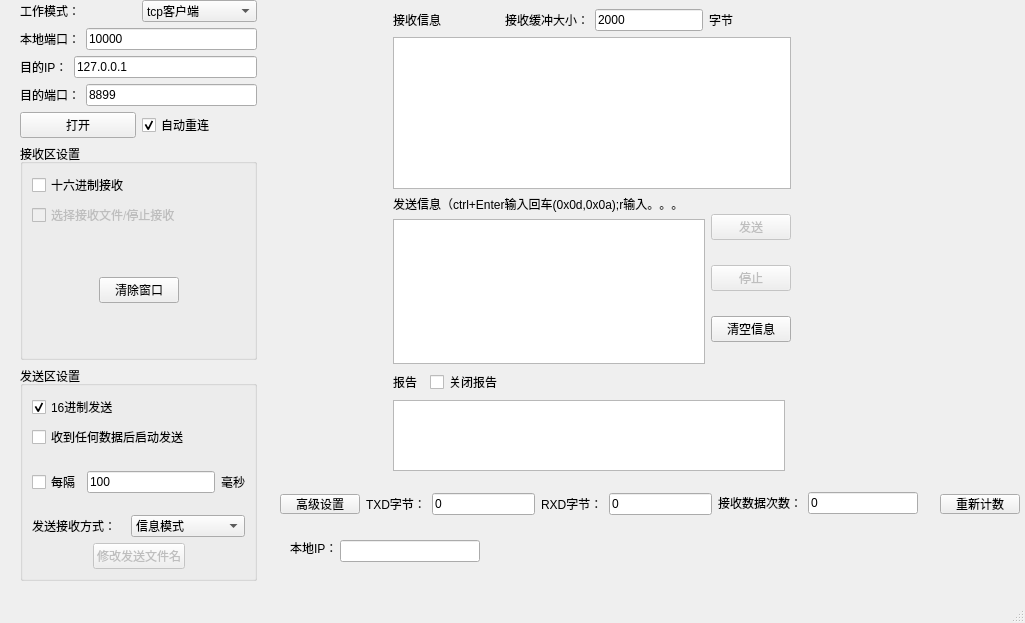
Above: mainwindow.ui from shx6/Qt_practice before the change. Below: the same form after it.
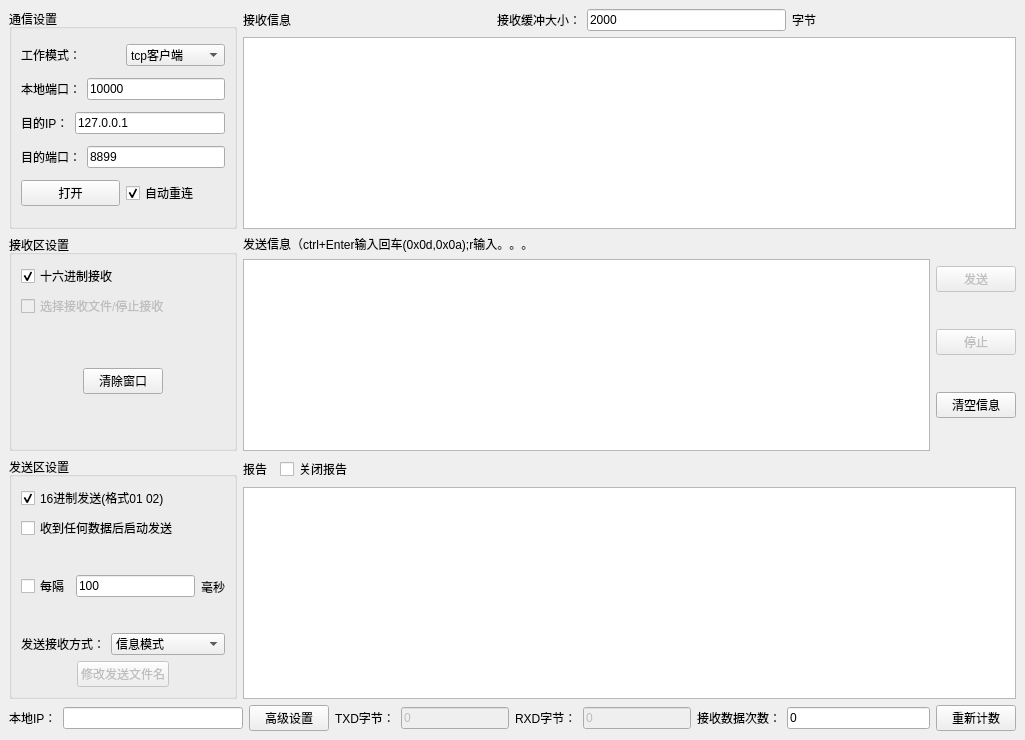
That is the form after the change.

Commit message: 完成页面。TCP的客户端与服务端的功能里信息模式完成。

Diff of the .ui file:
```diff
--- a/mainwindow.ui
+++ b/mainwindow.ui
@@ -7,22 +7,15 @@
     <x>0</x>
     <y>0</y>
     <width>1025</width>
-    <height>623</height>
+    <height>740</height>
    </rect>
   </property>
   <property name="windowTitle">
    <string>MainWindow</string>
   </property>
   <widget class="QWidget" name="centralwidget">
-   <widget class="QWidget" name="layoutWidget">
-    <property name="geometry">
-     <rect>
-      <x>393</x>
-      <y>9</y>
-      <width>398</width>
-      <height>180</height>
-     </rect>
-    </property>
+   <layout class="QGridLayout" name="gridLayout">
+    <item row="0" column="3" rowspan="2">
     <layout class="QVBoxLayout" name="verticalLayout_2">
      <item>
       <layout class="QHBoxLayout" name="horizontalLayout_6">
@@ -93,41 +86,101 @@
       </widget>
      </item>
     </layout>
-   </widget>
-   <widget class="QWidget" name="layoutWidget">
-    <property name="geometry">
-     <rect>
-      <x>393</x>
-      <y>370</y>
-      <width>392</width>
-      <height>101</height>
-     </rect>
-    </property>
-    <layout class="QVBoxLayout" name="verticalLayout_5">
+    </item>
+    <item row="5" column="1" colspan="2">
+     <widget class="QGroupBox" name="groupBox_2">
+      <property name="title">
+       <string>发送区设置</string>
+      </property>
+      <layout class="QVBoxLayout" name="verticalLayout_6">
+       <item>
+        <widget class="QCheckBox" name="sendHex">
+         <property name="text">
+          <string>16进制发送(格式01 02)</string>
+         </property>
+         <property name="checked">
+          <bool>true</bool>
+         </property>
+        </widget>
+       </item>
+       <item>
+        <widget class="QCheckBox" name="receiveAndReply">
+         <property name="text">
+          <string>收到任何数据后启动发送</string>
+         </property>
+         <property name="checkable">
+          <bool>true</bool>
+         </property>
+         <property name="checked">
+          <bool>false</bool>
+         </property>
+        </widget>
+       </item>
      <item>
-      <layout class="QHBoxLayout" name="horizontalLayout_7">
+        <layout class="QHBoxLayout" name="horizontalLayout_12">
        <item>
-        <widget class="QLabel" name="label_10">
+          <widget class="QCheckBox" name="sendGap">
          <property name="text">
-          <string>报告  </string>
-         </property>
+            <string>每隔</string>
+           </property>
+           <property name="checked">
+            <bool>false</bool>
+           </property>
         </widget>
        </item>
        <item>
-        <widget class="QCheckBox" name="closeReport">
+          <widget class="QLineEdit" name="sendGapTime">
          <property name="enabled">
           <bool>true</bool>
          </property>
          <property name="text">
-          <string>关闭报告</string>
-         </property>
-         <property name="checked">
-          <bool>false</bool>
+            <string>100</string>
+           </property>
+          </widget>
+         </item>
+         <item>
+          <widget class="QLabel" name="label_11">
+           <property name="text">
+            <string>毫秒</string>
          </property>
         </widget>
        </item>
+        </layout>
+       </item>
        <item>
-        <spacer name="horizontalSpacer_2">
+        <layout class="QHBoxLayout" name="horizontalLayout_10">
+         <item>
+          <widget class="QLabel" name="label_6">
+           <property name="text">
+            <string>发送接收方式：</string>
+           </property>
+          </widget>
+         </item>
+         <item>
+          <widget class="QComboBox" name="sendReceiveMode">
+           <item>
+            <property name="text">
+             <string>信息模式</string>
+            </property>
+           </item>
+           <item>
+            <property name="text">
+             <string>文件模式</string>
+            </property>
+           </item>
+           <item>
+            <property name="text">
+             <string>发送收到的数据</string>
+            </property>
+           </item>
+          </widget>
+         </item>
+        </layout>
+       </item>
+       <item>
+        <layout class="QHBoxLayout" name="horizontalLayout_11">
+         <item>
+          <spacer name="horizontalSpacer_6">
          <property name="orientation">
           <enum>Qt::Horizontal</enum>
          </property>
@@ -139,52 +192,208 @@
          </property>
         </spacer>
        </item>
-      </layout>
-     </item>
      <item>
-      <widget class="QTextEdit" name="report">
-       <property name="readOnly">
-        <bool>true</bool>
-       </property>
-      </widget>
-     </item>
-    </layout>
-   </widget>
+          <widget class="QPushButton" name="modifyName">
+           <property name="enabled">
+            <bool>false</bool>
+           </property>
+           <property name="text">
+            <string>修改发送文件名</string>
+           </property>
+          </widget>
+         </item>
+         <item>
+          <spacer name="horizontalSpacer_7">
+           <property name="orientation">
+            <enum>Qt::Horizontal</enum>
+           </property>
+           <property name="sizeHint" stdset="0">
+            <size>
+             <width>40</width>
+             <height>20</height>
+            </size>
+           </property>
+          </spacer>
+         </item>
+        </layout>
+       </item>
+      </layout>
+     </widget>
+    </item>
+    <item row="6" column="1" colspan="3">
+     <layout class="QHBoxLayout" name="horizontalLayout_14">
+      <item>
+       <layout class="QHBoxLayout" name="horizontalLayout_13">
+        <item>
    <widget class="QLabel" name="label_12">
-    <property name="geometry">
-     <rect>
-      <x>290</x>
-      <y>540</y>
-      <width>48</width>
-      <height>16</height>
-     </rect>
-    </property>
     <property name="text">
      <string>本地IP：</string>
     </property>
    </widget>
+        </item>
+        <item>
+         <widget class="QLineEdit" name="localIP">
+          <property name="minimumSize">
+           <size>
+            <width>140</width>
+            <height>0</height>
+           </size>
+          </property>
+         </widget>
+        </item>
+       </layout>
+      </item>
+      <item>
    <widget class="QPushButton" name="advanceSetup">
-    <property name="geometry">
-     <rect>
-      <x>280</x>
-      <y>494</y>
-      <width>80</width>
-      <height>20</height>
-     </rect>
-    </property>
     <property name="text">
      <string>高级设置</string>
     </property>
    </widget>
-   <widget class="QWidget" name="layoutWidget">
-    <property name="geometry">
-     <rect>
-      <x>393</x>
-      <y>195</y>
-      <width>398</width>
-      <height>169</height>
-     </rect>
-    </property>
+      </item>
+      <item>
+       <layout class="QHBoxLayout" name="horizontalLayout_15">
+        <item>
+         <widget class="QLabel" name="label_13">
+          <property name="text">
+           <string>TXD字节：</string>
+          </property>
+         </widget>
+        </item>
+        <item>
+         <widget class="QLineEdit" name="TXD">
+          <property name="enabled">
+           <bool>false</bool>
+          </property>
+          <property name="text">
+           <string>0</string>
+          </property>
+         </widget>
+        </item>
+        <item>
+         <layout class="QHBoxLayout" name="horizontalLayout_16">
+          <item>
+           <widget class="QLabel" name="label_14">
+            <property name="text">
+             <string>RXD字节：</string>
+            </property>
+           </widget>
+          </item>
+          <item>
+           <widget class="QLineEdit" name="RXD">
+            <property name="enabled">
+             <bool>false</bool>
+            </property>
+            <property name="text">
+             <string>0</string>
+            </property>
+           </widget>
+          </item>
+         </layout>
+        </item>
+       </layout>
+      </item>
+      <item>
+       <layout class="QHBoxLayout" name="horizontalLayout_17">
+        <item>
+         <widget class="QLabel" name="label_15">
+          <property name="text">
+           <string>接收数据次数：</string>
+          </property>
+         </widget>
+        </item>
+        <item>
+         <widget class="QLineEdit" name="receiveDataCount">
+          <property name="enabled">
+           <bool>true</bool>
+          </property>
+          <property name="text">
+           <string>0</string>
+          </property>
+         </widget>
+        </item>
+       </layout>
+      </item>
+      <item>
+       <widget class="QPushButton" name="pushButton_3">
+        <property name="text">
+         <string>重新计数</string>
+        </property>
+       </widget>
+      </item>
+     </layout>
+    </item>
+    <item row="2" column="1" rowspan="3" colspan="2">
+     <widget class="QGroupBox" name="groupBox">
+      <property name="title">
+       <string>接收区设置</string>
+      </property>
+      <layout class="QVBoxLayout" name="verticalLayout_7">
+       <item>
+        <widget class="QCheckBox" name="rece16">
+         <property name="tabletTracking">
+          <bool>true</bool>
+         </property>
+         <property name="text">
+          <string>十六进制接收</string>
+         </property>
+         <property name="checked">
+          <bool>true</bool>
+         </property>
+        </widget>
+       </item>
+       <item>
+        <widget class="QCheckBox" name="receiveFileOrsStop">
+         <property name="enabled">
+          <bool>false</bool>
+         </property>
+         <property name="text">
+          <string>选择接收文件/停止接收</string>
+         </property>
+        </widget>
+       </item>
+       <item>
+        <widget class="QWidget" name="widget" native="true">
+         <layout class="QHBoxLayout" name="horizontalLayout_9">
+          <item>
+           <spacer name="horizontalSpacer_4">
+            <property name="orientation">
+             <enum>Qt::Horizontal</enum>
+            </property>
+            <property name="sizeHint" stdset="0">
+             <size>
+              <width>45</width>
+              <height>20</height>
+             </size>
+            </property>
+           </spacer>
+          </item>
+          <item>
+           <widget class="QPushButton" name="clearWindow">
+            <property name="text">
+             <string>清除窗口</string>
+            </property>
+           </widget>
+          </item>
+          <item>
+           <spacer name="horizontalSpacer_5">
+            <property name="orientation">
+             <enum>Qt::Horizontal</enum>
+            </property>
+            <property name="sizeHint" stdset="0">
+             <size>
+              <width>40</width>
+              <height>20</height>
+             </size>
+            </property>
+           </spacer>
+          </item>
+         </layout>
+        </widget>
+       </item>
+      </layout>
+     </widget>
+    </item>
+    <item row="2" column="3" rowspan="3">
     <layout class="QHBoxLayout" name="horizontalLayout_8">
      <item>
       <layout class="QVBoxLayout" name="verticalLayout_3">
@@ -246,20 +455,62 @@
       </layout>
      </item>
     </layout>
-   </widget>
-   <widget class="QWidget" name="layoutWidget">
-    <property name="geometry">
-     <rect>
-      <x>20</x>
-      <y>0</y>
-      <width>237</width>
-      <height>581</height>
-     </rect>
-    </property>
-    <layout class="QVBoxLayout" name="verticalLayout_6">
+    </item>
+    <item row="5" column="3">
+     <layout class="QVBoxLayout" name="verticalLayout_5">
+      <item>
+       <layout class="QHBoxLayout" name="horizontalLayout_7">
+        <item>
+         <widget class="QLabel" name="label_10">
+          <property name="text">
+           <string>报告  </string>
+          </property>
+         </widget>
+        </item>
+        <item>
+         <widget class="QCheckBox" name="closeReport">
+          <property name="enabled">
+           <bool>true</bool>
+          </property>
+          <property name="text">
+           <string>关闭报告</string>
+          </property>
+          <property name="checked">
+           <bool>false</bool>
+          </property>
+         </widget>
+        </item>
      <item>
-      <layout class="QVBoxLayout" name="verticalLayout">
+         <spacer name="horizontalSpacer_2">
+          <property name="orientation">
+           <enum>Qt::Horizontal</enum>
+          </property>
+          <property name="sizeHint" stdset="0">
+           <size>
+            <width>40</width>
+            <height>20</height>
+           </size>
+          </property>
+         </spacer>
+        </item>
+       </layout>
+      </item>
        <item>
+       <widget class="QTextEdit" name="report">
+        <property name="readOnly">
+         <bool>true</bool>
+        </property>
+       </widget>
+      </item>
+     </layout>
+    </item>
+    <item row="0" column="1" rowspan="2" colspan="2">
+     <widget class="QGroupBox" name="groupBox_3">
+      <property name="title">
+       <string>通信设置</string>
+      </property>
+      <layout class="QGridLayout" name="gridLayout_2">
+       <item row="0" column="0">
         <layout class="QHBoxLayout" name="horizontalLayout">
          <item>
           <widget class="QLabel" name="label">
@@ -287,7 +538,7 @@
          </item>
         </layout>
        </item>
-       <item>
+       <item row="1" column="0">
         <layout class="QHBoxLayout" name="horizontalLayout_2">
          <item>
           <widget class="QLabel" name="label_2">
@@ -305,7 +556,7 @@
          </item>
         </layout>
        </item>
-       <item>
+       <item row="2" column="0">
         <layout class="QHBoxLayout" name="horizontalLayout_3">
          <item>
           <widget class="QLabel" name="label_4">
@@ -323,7 +574,7 @@
          </item>
         </layout>
        </item>
-       <item>
+       <item row="3" column="0">
         <layout class="QHBoxLayout" name="horizontalLayout_4">
          <item>
           <widget class="QLabel" name="label_3">
@@ -341,7 +592,7 @@
          </item>
         </layout>
        </item>
-       <item>
+       <item row="4" column="0">
         <layout class="QHBoxLayout" name="horizontalLayout_5">
          <item>
           <widget class="QPushButton" name="startButton">
@@ -363,322 +614,9 @@
         </layout>
        </item>
       </layout>
-     </item>
-     <item>
-      <widget class="QGroupBox" name="groupBox">
-       <property name="title">
-        <string>接收区设置</string>
-       </property>
-       <layout class="QVBoxLayout" name="verticalLayout_7">
-        <item>
-         <widget class="QCheckBox" name="rece16">
-          <property name="text">
-           <string>十六进制接收</string>
-          </property>
-          <property name="checked">
-           <bool>false</bool>
-          </property>
-         </widget>
-        </item>
-        <item>
-         <widget class="QCheckBox" name="receiveFileOrsStop">
-          <property name="enabled">
-           <bool>false</bool>
-          </property>
-          <property name="text">
-           <string>选择接收文件/停止接收</string>
-          </property>
-         </widget>
-        </item>
-        <item>
-         <widget class="QWidget" name="widget" native="true">
-          <layout class="QHBoxLayout" name="horizontalLayout_9">
-           <item>
-            <spacer name="horizontalSpacer_4">
-             <property name="orientation">
-              <enum>Qt::Horizontal</enum>
-             </property>
-             <property name="sizeHint" stdset="0">
-              <size>
-               <width>45</width>
-               <height>20</height>
-              </size>
-             </property>
-            </spacer>
-           </item>
-           <item>
-            <widget class="QPushButton" name="clearWindow">
-             <property name="text">
-              <string>清除窗口</string>
-             </property>
-            </widget>
-           </item>
-           <item>
-            <spacer name="horizontalSpacer_5">
-             <property name="orientation">
-              <enum>Qt::Horizontal</enum>
-             </property>
-             <property name="sizeHint" stdset="0">
-              <size>
-               <width>40</width>
-               <height>20</height>
-              </size>
-             </property>
-            </spacer>
-           </item>
-          </layout>
-         </widget>
-        </item>
-       </layout>
-      </widget>
-     </item>
-     <item>
-      <widget class="QGroupBox" name="groupBox_2">
-       <property name="title">
-        <string>发送区设置</string>
-       </property>
-       <layout class="QVBoxLayout" name="verticalLayout_8">
-        <item>
-         <widget class="QCheckBox" name="sendHex">
-          <property name="text">
-           <string>16进制发送</string>
-          </property>
-          <property name="checked">
-           <bool>true</bool>
-          </property>
-         </widget>
-        </item>
-        <item>
-         <widget class="QCheckBox" name="receiveAndReply">
-          <property name="text">
-           <string>收到任何数据后启动发送</string>
-          </property>
-          <property name="checkable">
-           <bool>true</bool>
-          </property>
-          <property name="checked">
-           <bool>false</bool>
-          </property>
-         </widget>
-        </item>
-        <item>
-         <layout class="QHBoxLayout" name="horizontalLayout_12">
-          <item>
-           <widget class="QCheckBox" name="sendGap">
-            <property name="text">
-             <string>每隔</string>
-            </property>
-            <property name="checked">
-             <bool>false</bool>
-            </property>
-           </widget>
-          </item>
-          <item>
-           <widget class="QLineEdit" name="sendGapTime">
-            <property name="enabled">
-             <bool>true</bool>
-            </property>
-            <property name="text">
-             <string>100</string>
-            </property>
-           </widget>
-          </item>
-          <item>
-           <widget class="QLabel" name="label_11">
-            <property name="text">
-             <string>毫秒</string>
-            </property>
-           </widget>
-          </item>
-         </layout>
-        </item>
-        <item>
-         <layout class="QHBoxLayout" name="horizontalLayout_10">
-          <item>
-           <widget class="QLabel" name="label_6">
-            <property name="text">
-             <string>发送接收方式：</string>
-            </property>
-           </widget>
-          </item>
-          <item>
-           <widget class="QComboBox" name="sendReceiveMode">
-            <item>
-             <property name="text">
-              <string>信息模式</string>
-             </property>
-            </item>
-            <item>
-             <property name="text">
-              <string>文件模式</string>
-             </property>
-            </item>
-            <item>
-             <property name="text">
-              <string>发送收到的数据</string>
-             </property>
-            </item>
-           </widget>
-          </item>
-         </layout>
-        </item>
-        <item>
-         <layout class="QHBoxLayout" name="horizontalLayout_11">
-          <item>
-           <spacer name="horizontalSpacer_6">
-            <property name="orientation">
-             <enum>Qt::Horizontal</enum>
-            </property>
-            <property name="sizeHint" stdset="0">
-             <size>
-              <width>40</width>
-              <height>20</height>
-             </size>
-            </property>
-           </spacer>
-          </item>
-          <item>
-           <widget class="QPushButton" name="modifyName">
-            <property name="enabled">
-             <bool>false</bool>
-            </property>
-            <property name="text">
-             <string>修改发送文件名</string>
-            </property>
-           </widget>
-          </item>
-          <item>
-           <spacer name="horizontalSpacer_7">
-            <property name="orientation">
-             <enum>Qt::Horizontal</enum>
-            </property>
-            <property name="sizeHint" stdset="0">
-             <size>
-              <width>40</width>
-              <height>20</height>
-             </size>
-            </property>
-           </spacer>
-          </item>
-         </layout>
-        </item>
-       </layout>
-      </widget>
-     </item>
-    </layout>
-   </widget>
-   <widget class="QWidget" name="layoutWidget">
-    <property name="geometry">
-     <rect>
-      <x>718</x>
-      <y>491</y>
-      <width>200</width>
-      <height>24</height>
-     </rect>
-    </property>
-    <layout class="QHBoxLayout" name="horizontalLayout_17">
-     <item>
-      <widget class="QLabel" name="label_15">
-       <property name="text">
-        <string>接收数据次数：</string>
-       </property>
-      </widget>
-     </item>
-     <item>
-      <widget class="QLineEdit" name="receiveDataCount">
-       <property name="text">
-        <string>0</string>
-       </property>
-      </widget>
-     </item>
-    </layout>
-   </widget>
-   <widget class="QWidget" name="layoutWidget">
-    <property name="geometry">
-     <rect>
-      <x>366</x>
-      <y>491</y>
-      <width>346</width>
-      <height>26</height>
-     </rect>
-    </property>
-    <layout class="QHBoxLayout" name="horizontalLayout_15">
-     <item>
-      <widget class="QLabel" name="label_13">
-       <property name="text">
-        <string>TXD字节：</string>
-       </property>
-      </widget>
-     </item>
-     <item>
-      <widget class="QLineEdit" name="lineEdit_4">
-       <property name="text">
-        <string>0</string>
-       </property>
-      </widget>
-     </item>
-     <item>
-      <layout class="QHBoxLayout" name="horizontalLayout_16">
-       <item>
-        <widget class="QLabel" name="label_14">
-         <property name="text">
-          <string>RXD字节：</string>
-         </property>
-        </widget>
-       </item>
-       <item>
-        <widget class="QLineEdit" name="lineEdit_5">
-         <property name="text">
-          <string>0</string>
-         </property>
-        </widget>
-       </item>
-      </layout>
-     </item>
-    </layout>
-   </widget>
-   <widget class="QPushButton" name="pushButton_3">
-    <property name="geometry">
-     <rect>
-      <x>940</x>
-      <y>494</y>
-      <width>80</width>
-      <height>20</height>
-     </rect>
-    </property>
-    <property name="text">
-     <string>重新计数</string>
-    </property>
-   </widget>
-   <widget class="QLineEdit" name="localIP">
-    <property name="geometry">
-     <rect>
-      <x>340</x>
-      <y>540</y>
-      <width>140</width>
-      <height>22</height>
-     </rect>
-    </property>
-    <property name="minimumSize">
-     <size>
-      <width>140</width>
-      <height>0</height>
-     </size>
-    </property>
-   </widget>
-   <widget class="QWidget" name="widget_2" native="true">
-    <property name="enabled">
-     <bool>true</bool>
-    </property>
-    <property name="geometry">
-     <rect>
-      <x>160</x>
-      <y>330</y>
-      <width>211</width>
-      <height>40</height>
-     </rect>
-    </property>
-   </widget>
+     </widget>
+    </item>
+   </layout>
   </widget>
   <widget class="QMenuBar" name="menubar">
    <property name="geometry">
@@ -690,7 +628,6 @@
     </rect>
    </property>
   </widget>
-  <widget class="QStatusBar" name="statusbar"/>
  </widget>
  <resources/>
  <connections/>
```
Left out of the diff: 5 changed lines with no effect on the pictures. Lines whose indentation alone changed are shown as unchanged. The commit also changes 5 other files.
